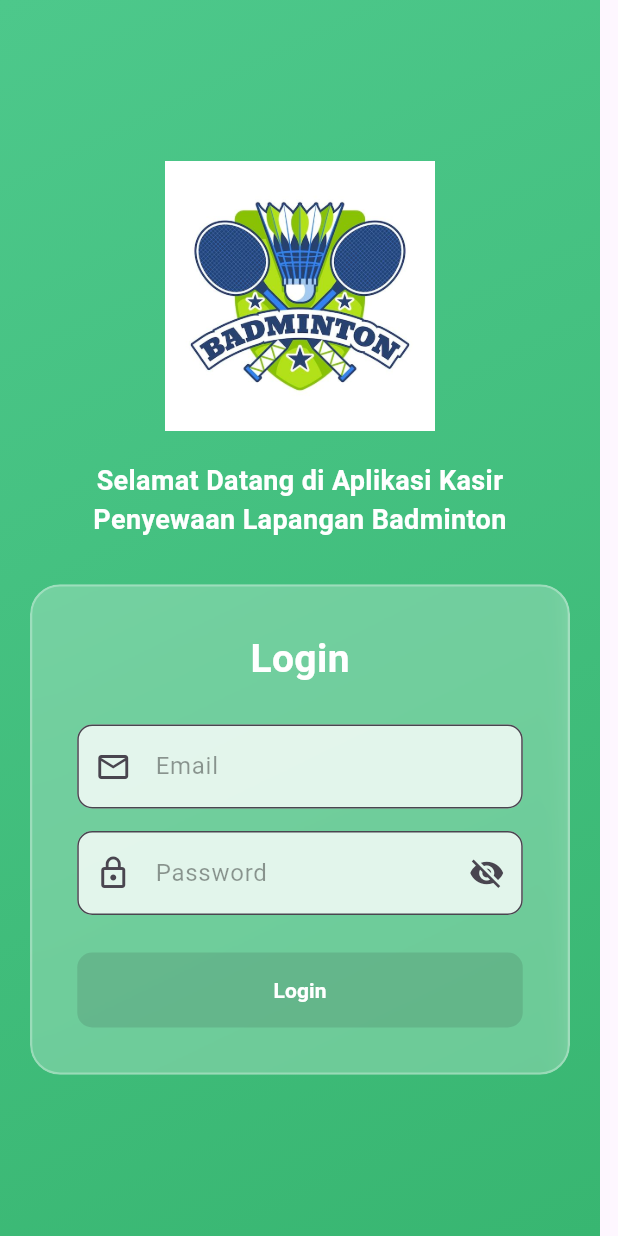
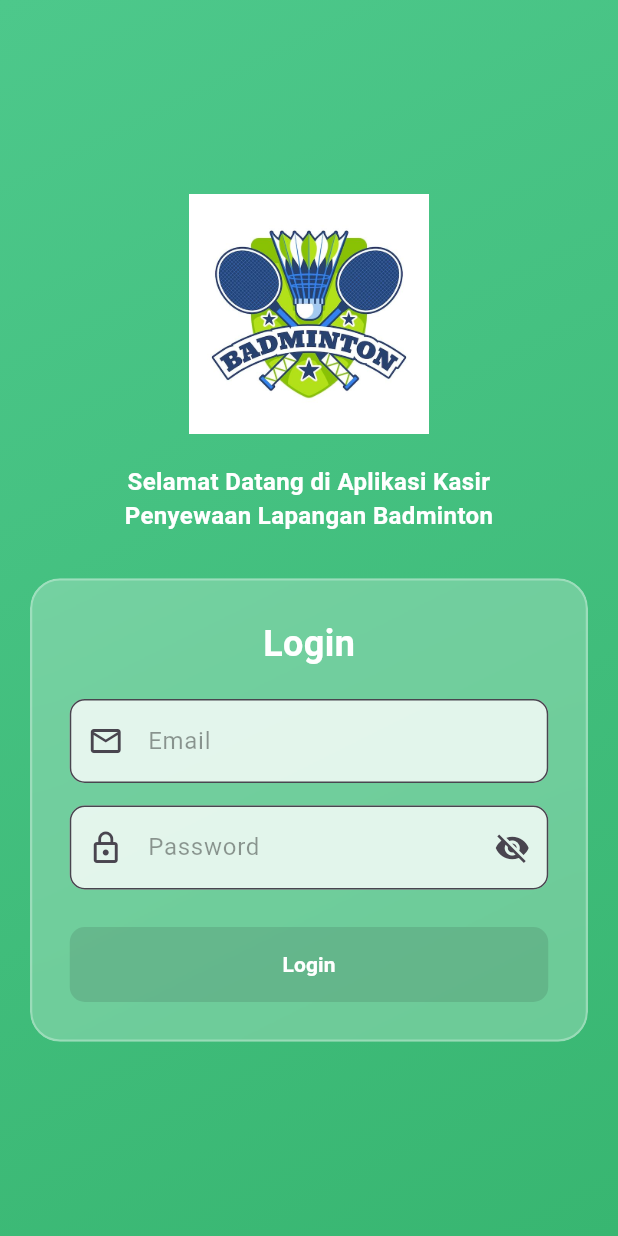
Before and after one commit to HARDIANSYAH2/kasir, a Flutter app: the screen it shows after launch, on a phone screen of 412 x 824 dp. Run offline on Flutter 3.47's test engine with Material 3 defaults, Android fonts, the phone set to English and light mode, and no system bars; our stand-ins replace file_picker, firebase_core, pdf, printing, supabase_flutter; accounts and stored records are empty.

Commit message:
update login_page

```diff
--- a/lib/login_page.dart
+++ b/lib/login_page.dart
@@ -55,9 +55,11 @@ class _LoginPageState extends State<LoginPage> {
       }
     } catch (e) {
       String errorMessage = "Terjadi kesalahan. Silakan coba lagi.";
+
       if (e.toString().contains("Invalid login credentials")) {
         errorMessage = "Email atau password salah. Silakan periksa kembali.";
       }
+
       _showErrorDialog("Login Gagal", errorMessage);
     } finally {
       if (mounted) {
@@ -84,14 +86,119 @@ class _LoginPageState extends State<LoginPage> {
     );
   }
 
-  Widget _buildLoginForm() {
-    return ClipRRect(
+  @override
+  Widget build(BuildContext context) {
+    return Scaffold(
+      body: LayoutBuilder(
+        builder: (context, constraints) {
+          bool isMobile = constraints.maxWidth < 600;
+
+          return Container(
+            decoration: const BoxDecoration(
+              gradient: LinearGradient(
+                colors: [
+                  Color(0xFF4DC88B),
+                  Color(0xFF38B671),
+                ],
+                begin: Alignment.topLeft,
+                end: Alignment.bottomRight,
+              ),
+            ),
+            child: Center(
+              child: SingleChildScrollView(
+                padding: const EdgeInsets.all(20),
+                child: isMobile
+                    ? _buildMobileLayout(context)
+                    : _buildDesktopLayout(context),
+              ),
+            ),
+          );
+        },
+      ),
+    );
+  }
+
+  /// 🟢 Layout untuk desktop/tablet (dua kolom)
+  Widget _buildDesktopLayout(BuildContext context) {
+    return Row(
+      mainAxisAlignment: MainAxisAlignment.center,
+      children: [
+        // Kolom kiri (logo dan teks)
+        Expanded(
+          flex: 1,
+          child: Container(
+            color: Colors.white,
+            height: 500,
+            child: Center(
+              child: Column(
+                mainAxisAlignment: MainAxisAlignment.center,
+                children: [
+                  Image.asset(
+                    "assets/images/logo.jpg",
+                    width: 220,
+                    height: 220,
+                  ),
+                  const SizedBox(height: 20),
+                  const Text(
+                    "Selamat Datang di Aplikasi Kasir\nPenyewaan Lapangan Badminton",
+                    textAlign: TextAlign.center,
+                    style: TextStyle(
+                      fontSize: 18,
+                      fontWeight: FontWeight.w600,
+                      color: Colors.black87,
+                    ),
+                  ),
+                ],
+              ),
+            ),
+          ),
+        ),
+
+        // Kolom kanan (form login)
+        Expanded(
+          flex: 1,
+          child: _buildLoginForm(context, width: 360),
+        ),
+      ],
+    );
+  }
+
+  /// 📱 Layout untuk HP (satu kolom vertikal)
+  Widget _buildMobileLayout(BuildContext context) {
+    return Column(
+      mainAxisAlignment: MainAxisAlignment.center,
+      children: [
+        Image.asset(
+          "assets/images/logo.jpg",
+          width: 160,
+          height: 160,
+        ),
+        const SizedBox(height: 20),
+        const Text(
+          "Selamat Datang di Aplikasi Kasir\nPenyewaan Lapangan Badminton",
+          textAlign: TextAlign.center,
+          style: TextStyle(
+            fontSize: 16,
+            fontWeight: FontWeight.w600,
+            color: Colors.white,
+          ),
+        ),
+        const SizedBox(height: 30),
+        _buildLoginForm(context, width: double.infinity),
+      ],
+    );
+  }
+
+  /// 🎨 Widget form login reusable (bisa dipakai desktop & mobile)
+  Widget _buildLoginForm(BuildContext context, {required double width}) {
+    return Center(
+      child: ClipRRect(
         borderRadius: BorderRadius.circular(20),
         child: BackdropFilter(
           filter: ImageFilter.blur(sigmaX: 15, sigmaY: 15),
           child: Container(
-          padding: const EdgeInsets.all(30),
-          width: 360,
+            padding: const EdgeInsets.all(25),
+            width: width,
             decoration: BoxDecoration(
               color: Colors.white.withOpacity(0.25),
               borderRadius: BorderRadius.circular(20),
@@ -106,12 +213,12 @@ class _LoginPageState extends State<LoginPage> {
                 const Text(
                   "Login",
                   style: TextStyle(
-                  fontSize: 26,
+                    fontSize: 24,
                     fontWeight: FontWeight.bold,
                     color: Colors.white,
                   ),
                 ),
-              const SizedBox(height: 25),
+                const SizedBox(height: 20),
                 TextField(
                   controller: emailController,
                   keyboardType: TextInputType.emailAddress,
@@ -120,7 +227,8 @@ class _LoginPageState extends State<LoginPage> {
                     filled: true,
                     fillColor: Colors.white.withOpacity(0.8),
                     hintText: "Email",
-                  hintStyle: TextStyle(color: Colors.black.withOpacity(0.4)),
+                    hintStyle:
+                        TextStyle(color: Colors.black.withOpacity(0.4)),
                     border: OutlineInputBorder(
                       borderRadius: BorderRadius.circular(10),
                     ),
@@ -192,98 +300,6 @@ class _LoginPageState extends State<LoginPage> {
             ),
           ),
         ),
-    );
-  }
-
-  Widget _buildLeftPanel() {
-    return Container(
-      color: Colors.white,
-      child: Center(
-        child: Column(
-          mainAxisAlignment: MainAxisAlignment.center,
-          children: [
-            Image.asset("assets/images/logo.jpg", width: 200, height: 200),
-            const SizedBox(height: 20),
-            const Text(
-              "Selamat Datang di Aplikasi Kasir\nPenyewaan Lapangan Badminton",
-              textAlign: TextAlign.center,
-              style: TextStyle(
-                fontSize: 18,
-                fontWeight: FontWeight.w600,
-                color: Colors.black87,
-              ),
-            ),
-          ],
-        ),
-      ),
-    );
-  }
-
-  Widget _buildRightPanel() {
-    return Container(
-      decoration: const BoxDecoration(
-        gradient: LinearGradient(
-          colors: [Color(0xFF4DC88B), Color(0xFF38B671)],
-          begin: Alignment.topLeft,
-          end: Alignment.bottomRight,
-        ),
-      ),
-      child: Center(child: _buildLoginForm()),
-    );
-  }
-
-  @override
-  Widget build(BuildContext context) {
-    return Scaffold(
-      body: LayoutBuilder(
-        builder: (context, constraints) {
-          // Jika layar besar (misal desktop/tablet landscape)
-          if (constraints.maxWidth > 800) {
-            return Row(
-              children: [
-                Expanded(flex: 1, child: _buildLeftPanel()),
-                Expanded(flex: 1, child: _buildRightPanel()),
-              ],
-            );
-          }
-          // Jika layar kecil (HP/tablet potrait)
-          else {
-            return SingleChildScrollView(
-              child: Container(
-                height: MediaQuery.of(context).size.height,
-                decoration: const BoxDecoration(
-                  gradient: LinearGradient(
-                    colors: [Color(0xFF4DC88B), Color(0xFF38B671)],
-                    begin: Alignment.topLeft,
-                    end: Alignment.bottomRight,
-                  ),
-                ),
-                child: Padding(
-                  padding: const EdgeInsets.symmetric(horizontal: 20),
-                  child: Column(
-                    mainAxisAlignment: MainAxisAlignment.center,
-                    children: [
-                      Image.asset("assets/images/logo.jpg",
-                          width: 180, height: 180),
-                      const SizedBox(height: 20),
-                      const Text(
-                        "Selamat Datang di Aplikasi Kasir\nPenyewaan Lapangan Badminton",
-                        textAlign: TextAlign.center,
-                        style: TextStyle(
-                          fontSize: 18,
-                          fontWeight: FontWeight.w600,
-                          color: Colors.white,
-                        ),
-                      ),
-                      const SizedBox(height: 30),
-                      _buildLoginForm(),
-                    ],
-                  ),
-                ),
-              ),
-            );
-          }
-        },
       ),
     );
   }
```
Lines whose indentation alone changed are shown as unchanged.
